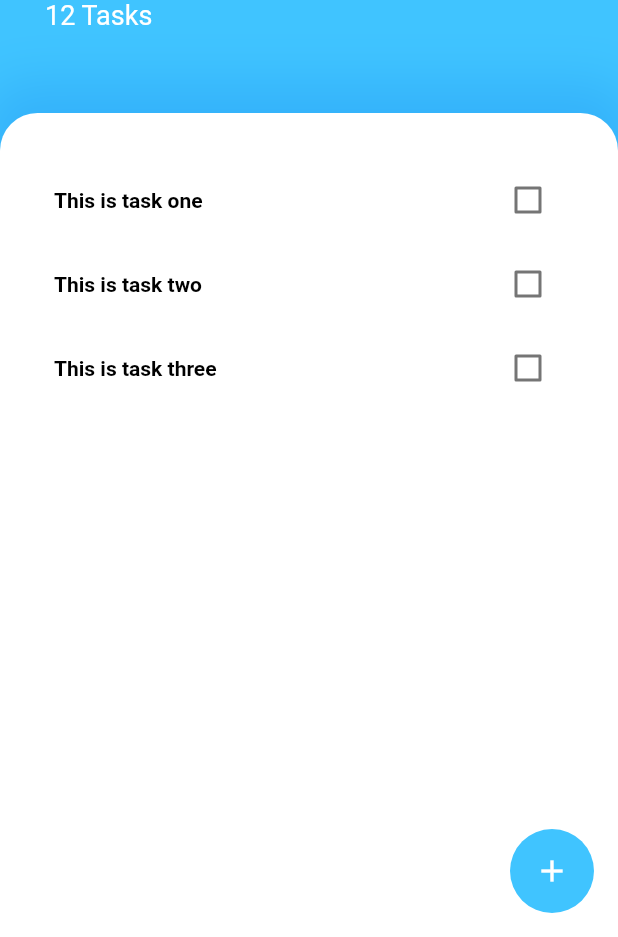
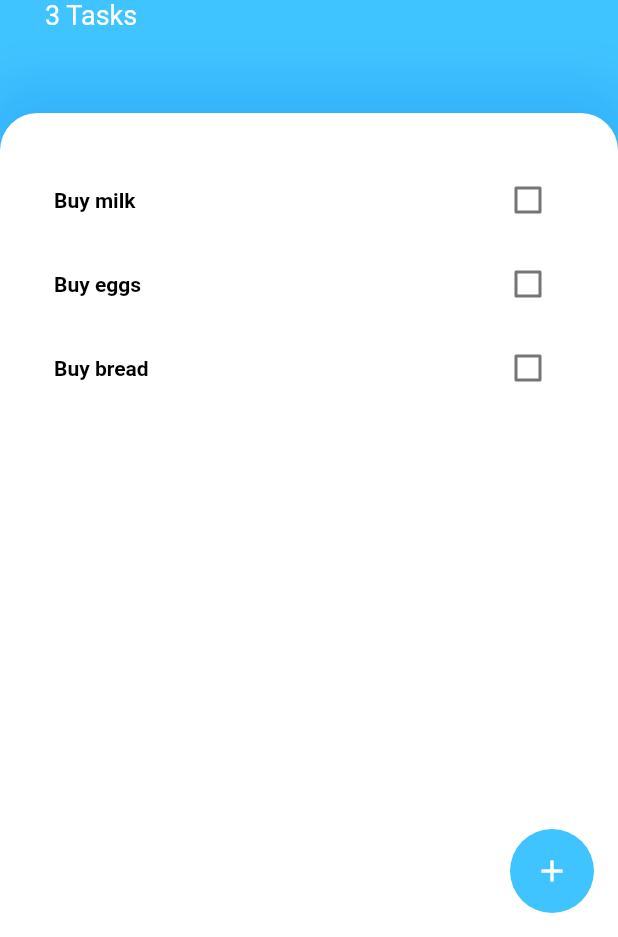
Before and after one commit to ahmedawwan/todo_app, a Flutter app: the screen it shows after launch, on a phone screen of 412 x 824 dp, the part 299-1236 px from its top. Run offline on Flutter 3.47's test engine with Material 2 defaults, Android fonts, the phone set to English and light mode, and no system bars.

Commit message:
project completed

```diff
--- a/lib/main.dart
+++ b/lib/main.dart
@@ -1,4 +1,6 @@
 import 'package:flutter/material.dart';
+import 'package:provider/provider.dart';
+import 'package:state_management_examples/providers/task_provider.dart';
 import 'package:state_management_examples/views/tasks_screen.dart';
 
 void main() => runApp(MyApp());
@@ -6,11 +8,16 @@ void main() => runApp(MyApp());
 class MyApp extends StatelessWidget {
   @override
   Widget build(BuildContext context) {
-    return MaterialApp(
-      home: TasksScreen(),
-      theme: ThemeData(
-        primaryColor: Colors.lightBlueAccent,
-        scaffoldBackgroundColor: Colors.lightBlueAccent,
+    return MultiProvider(
+      providers: [
+        ChangeNotifierProvider(create: (_) => TaskProvider()),
+      ],
+      child: MaterialApp(
+        home: TasksScreen(),
+        theme: ThemeData(
+          primaryColor: Colors.lightBlueAccent,
+          scaffoldBackgroundColor: Colors.lightBlueAccent,
+        ),
       ),
     );
   }
--- /dev/null
+++ b/lib/providers/task_provider.dart
@@ -0,0 +1,37 @@
+import 'dart:collection';
+
+import 'package:flutter/material.dart';
+
+import '../models/tasks_model.dart';
+
+class TaskProvider extends ChangeNotifier {
+  List<TaskModel> _tasks = [
+    TaskModel(title: 'Buy milk'),
+    TaskModel(title: 'Buy eggs'),
+    TaskModel(title: 'Buy bread'),
+  ];
+
+  int get taskCount {
+    return _tasks.length;
+  }
+
+  UnmodifiableListView<TaskModel> get tasks {
+    return UnmodifiableListView(_tasks);
+  }
+
+  void addTask(String newTaskTitle) {
+    final task = TaskModel(title: newTaskTitle);
+    _tasks.add(task);
+    notifyListeners();
+  }
+
+  void updateTask(TaskModel task) {
+    task.toggleIsDone();
+    notifyListeners();
+  }
+
+  void deleteTask(TaskModel task) {
+    _tasks.remove(task);
+    notifyListeners();
+  }
+}
--- a/lib/views/tasks_screen.dart
+++ b/lib/views/tasks_screen.dart
@@ -1,8 +1,10 @@
 import 'package:flutter/material.dart';
+import 'package:provider/provider.dart';
 import 'package:state_management_examples/widgets/bottom_sheet.dart';
 import 'package:state_management_examples/widgets/tasks_list.dart';
 
 import '../models/tasks_model.dart';
+import '../providers/task_provider.dart';
 
 class TasksScreen extends StatefulWidget {
   const TasksScreen({super.key});
@@ -23,6 +25,9 @@ class _TasksScreenState extends State<TasksScreen> {
   @override
   Widget build(BuildContext context) {
     return Scaffold(
+      // =======================================================================
+      // Floating action button that opens a bottom modal sheet
+      // =======================================================================
       floatingActionButton: FloatingActionButton(
         onPressed: () {
           showModalBottomSheet<void>(
@@ -31,13 +36,6 @@ class _TasksScreenState extends State<TasksScreen> {
             builder: (BuildContext context) {
               return BottomSheetContent(
                 addTaskController: addTaskController,
-                addTask: () {
-                  if (addTaskController.text.isNotEmpty) {
-                    tasks.add(TaskModel(title: addTaskController.text.trim()));
-                    setState(() {});
-                  }
-                  Navigator.pop(context);
-                },
               );
             },
           );
@@ -93,7 +91,7 @@ class _TasksScreenState extends State<TasksScreen> {
                     // Sub Heading
                     // =================================================================
                     Text(
-                      '12 Tasks',
+                      '${Provider.of<TaskProvider>(context).taskCount} Tasks',
                       style: TextStyle(
                         color: Colors.white,
                         fontSize: 18,
@@ -124,7 +122,7 @@ class _TasksScreenState extends State<TasksScreen> {
                     ),
                   ],
                 ),
-                child: TasksList(tasks: tasks),
+                child: TasksList(),
               ),
             ),
           ],
--- a/lib/widgets/task_item.dart
+++ b/lib/widgets/task_item.dart
@@ -1,18 +1,22 @@
 import 'package:flutter/material.dart';
 
 class TaskItem extends StatelessWidget {
-  TaskItem(
-      {super.key,
-      this.isChecked = false,
-      required this.taskTitle,
-      required this.checkboxCallback});
+  TaskItem({
+    super.key,
+    this.isChecked = false,
+    required this.taskTitle,
+    required this.checkboxCallback,
+    required this.longPressCallback,
+  });
 
   final bool isChecked;
   final String taskTitle;
   final Function checkboxCallback;
+  final Function longPressCallback;
   @override
   Widget build(BuildContext context) {
     return ListTile(
+      onLongPress: () => longPressCallback(),
       title: Text(
         taskTitle,
         style: TextStyle(
--- a/lib/widgets/tasks_list.dart
+++ b/lib/widgets/tasks_list.dart
@@ -1,11 +1,10 @@
 import 'package:flutter/material.dart';
+import 'package:provider/provider.dart';
+import 'package:state_management_examples/providers/task_provider.dart';
 import 'package:state_management_examples/widgets/task_item.dart';
 
-import '../models/tasks_model.dart';
-
 class TasksList extends StatefulWidget {
-  const TasksList({super.key, required this.tasks});
- final List<TaskModel> tasks;
+  const TasksList({super.key});
 
   @override
   State<TasksList> createState() => _TasksListState();
@@ -14,19 +13,25 @@ class TasksList extends StatefulWidget {
 class _TasksListState extends State<TasksList> {
   @override
   Widget build(BuildContext context) {
-    return ListView.builder(
-      physics: NeverScrollableScrollPhysics(),
-      padding: EdgeInsets.symmetric(vertical: 30, horizontal: 20),
-      itemCount: widget.tasks.length,
-      itemBuilder: (context, index) => TaskItem(
-        taskTitle: widget.tasks[index].title!,
-        isChecked: widget.tasks[index].isDone!,
-        checkboxCallback: () {
-          setState(() {
-            widget.tasks[index].toggleIsDone();
+    return Consumer<TaskProvider>(builder: (context, taskData, child) {
+      return ListView.builder(
+          physics: NeverScrollableScrollPhysics(),
+          padding: EdgeInsets.symmetric(vertical: 30, horizontal: 20),
+          itemCount: taskData.tasks.length,
+          itemBuilder: (context, index) {
+            final task = taskData.tasks[index];
+
+            return TaskItem(
+              taskTitle: task.title!,
+              isChecked: task.isDone!,
+              checkboxCallback: () {
+                taskData.updateTask(task);
+              },
+              longPressCallback: () {
+                taskData.deleteTask(task);
+              },
+            );
           });
-        },
-      ),
-    );
+    });
   }
 }
```
Also changed, not shown: lib/widgets/bottom_sheet.dart (+11 -6 lines).
